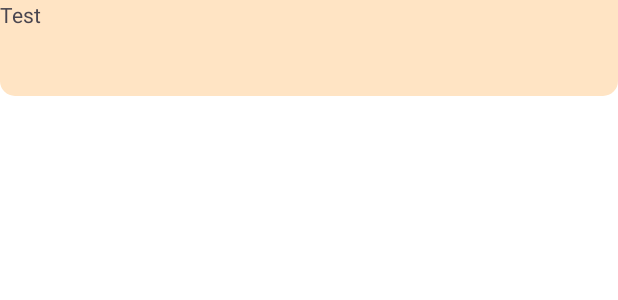
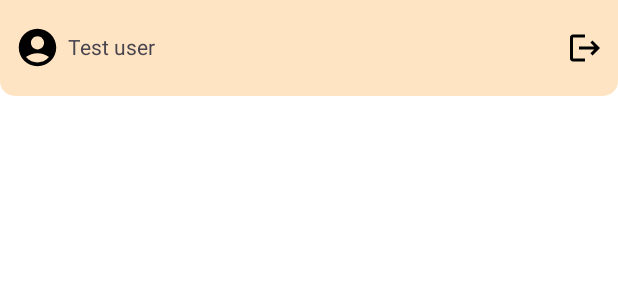
Before and after one commit to polblack7/SportFriend, an Android app: the layout activity_user_dashboard.xml on its own in the app's theme, with its tools: preview values and no code run, on a phone screen of 412 x 824 dp. Shown: the top 300 px of the screen. Run offline under Robolectric (Android 15) with nearby library versions, the phone set to English and light mode, and no system bars.

Commit message:
Added admin and user dashboards

```diff
--- a/app/src/main/java/com/polblack7/sportfriend/AdminDashboardActivity.kt
+++ b/app/src/main/java/com/polblack7/sportfriend/AdminDashboardActivity.kt
@@ -33,7 +33,8 @@ class AdminDashboardActivity : AppCompatActivity() {
             startActivity(Intent(this@AdminDashboardActivity, MainActivity::class.java))
             finish()
         } else {
-
+            val email = firebaseUser.email
+            binding.userName.text = email
         }
     }
 }
--- /dev/null
+++ b/app/src/main/res/drawable/shape_account_logo.xml
@@ -0,0 +1,5 @@
+<vector xmlns:android="http://schemas.android.com/apk/res/android" android:height="24dp" android:tint="#000000" android:viewportHeight="24" android:viewportWidth="24" android:width="24dp">
+
+    <path android:fillColor="@android:color/white" android:pathData="M12,2C6.48,2 2,6.48 2,12s4.48,10 10,10s10,-4.48 10,-10S17.52,2 12,2zM12,6c1.93,0 3.5,1.57 3.5,3.5S13.93,13 12,13s-3.5,-1.57 -3.5,-3.5S10.07,6 12,6zM12,20c-2.03,0 -4.43,-0.82 -6.14,-2.88C7.55,15.8 9.68,15 12,15s4.45,0.8 6.14,2.12C16.43,19.18 14.03,20 12,20z"/>
+
+</vector>
--- a/app/src/main/res/layout/activity_user_dashboard.xml
+++ b/app/src/main/res/layout/activity_user_dashboard.xml
@@ -15,11 +15,34 @@
         android:background="@drawable/shape_toolbar2">
 
         <TextView
+            android:id="@+id/userName"
             android:layout_width="match_parent"
             android:layout_height="match_parent"
-            android:text="Test"/>
+            android:layout_toRightOf="@id/userLogo"
+            android:layout_marginLeft="5dp"
+            android:layout_marginTop="21dp"
 
 
+            android:text="Test user"/>
+
+        <ImageButton
+            android:id="@+id/logOut"
+            android:layout_width="wrap_content"
+            android:layout_height="wrap_content"
+            android:layout_centerVertical="true"
+            android:layout_marginEnd="10dp"
+            android:layout_alignParentEnd="true"
+            android:src="@drawable/shape_logout"
+            android:background="@android:color/transparent"
+            />
+
+        <ImageView
+            android:id="@+id/userLogo"
+            android:layout_width="30dp"
+            android:layout_height="30dp"
+            android:src="@drawable/shape_account_logo"
+            android:layout_centerVertical="true"
+            android:layout_marginStart="10dp"/>
 
 
     </RelativeLayout>
```
Also changed, not shown: app/src/main/java/com/polblack7/sportfriend/SplashActivity.kt (+44 -6 lines), app/src/main/java/com/polblack7/sportfriend/UserDashboardActivity.kt (+27 -5 lines), app/src/main/res/layout/activity_admin_dashboard.xml (+17 -1 lines).
